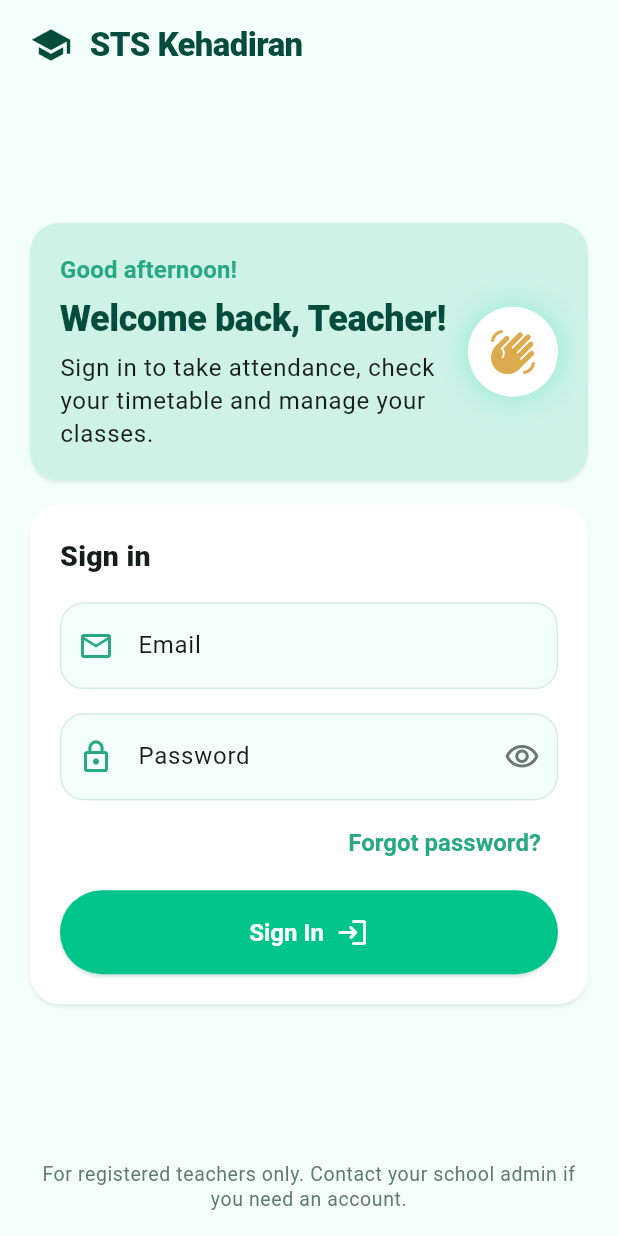
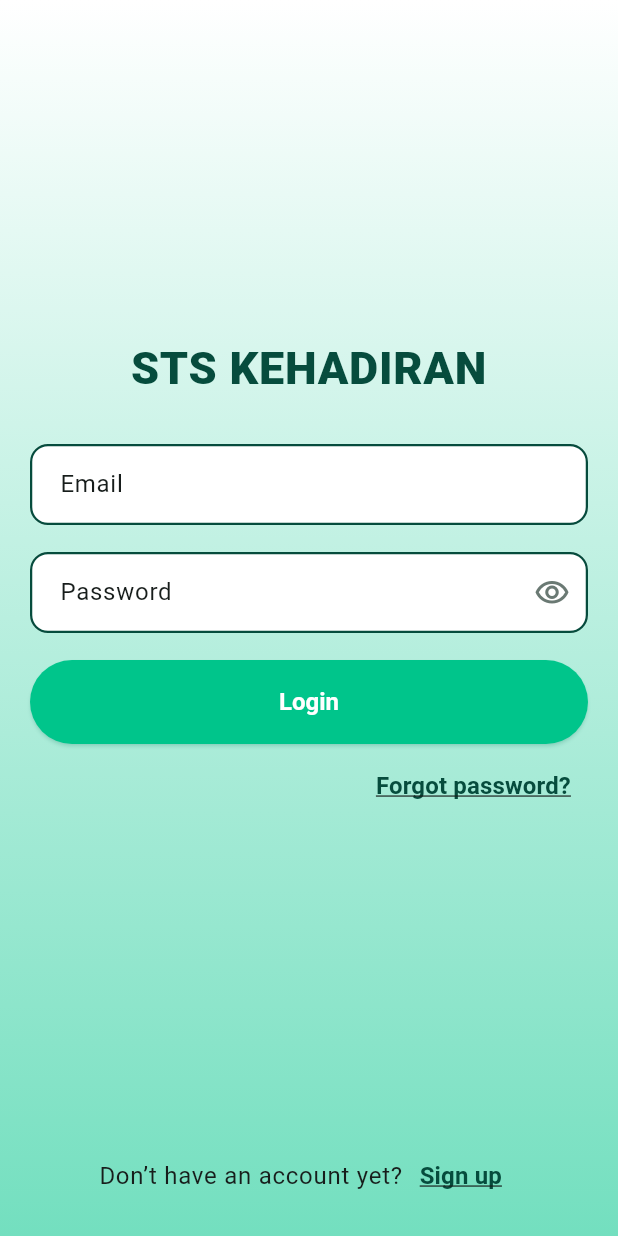
Before and after one commit to dylan-yoong-yw/sts-kehadiran, a Flutter app: the screen it shows after launch, on a phone screen of 412 x 824 dp. Run offline on Flutter 3.47's test engine with Material 3 defaults, Android fonts, the phone set to English and light mode, and no system bars; our stand-ins replace cloud_firestore, firebase_auth, firebase_core; accounts and stored records are empty.

Commit message:
Restyle login screen to match the UIUX_v1 login design
Gradient background, centred "STS KEHADIRAN" title, white outlined
Email and Password fields, a full-width 56 dp Login button lined up with
the fields, "Forgot password?" under the button and a pinned sign-up
line. The greeting card and its clock parameter are removed. Sign-in,
validation, password reset and error handling are unchanged.

Login fields now use a 56 dp minimum height instead of computed padding
so they match the button exactly.

Co-Authored-By: Claude Opus 5.5 <noreply@anthropic.com>

```diff
--- a/lib/core/theme.dart
+++ b/lib/core/theme.dart
@@ -130,20 +130,18 @@ abstract final class AppTheme {
   );
 
   /// [theme] with the login screen's fields: white fill, dark border and
-  /// [AppSizes.controlHeight] tall at the default text size, so they line
-  /// up with the primary button.
+  /// at least [AppSizes.controlHeight] tall, so they line up with the
+  /// primary button. Larger system text makes them taller.
   static ThemeData loginFields(ThemeData theme) {
-    final inputText = theme.textTheme.bodyLarge!;
-    final lineHeight = inputText.fontSize! * (inputText.height ?? 1);
-    final verticalPadding = (AppSizes.controlHeight - lineHeight) / 2;
     OutlineInputBorder border(Color color, [double width = 1.5]) =>
         _border(color, width: width, radius: 12);
     return theme.copyWith(
       inputDecorationTheme: theme.inputDecorationTheme.copyWith(
         fillColor: Colors.white,
-        contentPadding: EdgeInsets.symmetric(
+        constraints: const BoxConstraints(minHeight: AppSizes.controlHeight),
+        contentPadding: const EdgeInsets.symmetric(
           horizontal: 16,
-          vertical: verticalPadding,
+          vertical: 16,
         ),
         enabledBorder: border(AppColors.darkGreen),
         focusedBorder: border(AppColors.green, 2),
--- a/lib/screens/login_screen.dart
+++ b/lib/screens/login_screen.dart
@@ -2,16 +2,12 @@ import 'package:flutter/material.dart';
 
 import '../core/theme.dart';
 import '../services/auth_service.dart';
-import '../widgets/dashboard_widgets.dart';
 import '../widgets/fill_scroll_view.dart';
 
 final _emailPattern = RegExp(r'^[^@\s]+@[^@\s]+\.[^@\s]+$');
 
 class LoginScreen extends StatefulWidget {
-  const LoginScreen({super.key, this.now});
-
-  /// Clock used for the greeting; overridable in tests.
-  final DateTime Function()? now;
+  const LoginScreen({super.key});
 
   @override
   State<LoginScreen> createState() => _LoginScreenState();
@@ -30,13 +26,6 @@ class _LoginScreenState extends State<LoginScreen> {
     _emailController.dispose();
     _passwordController.dispose();
     super.dispose();
-  }
-
-  String get _greeting {
-    final hour = (widget.now ?? DateTime.now)().hour;
-    if (hour < 12) return 'Good morning';
-    if (hour < 18) return 'Good afternoon';
-    return 'Good evening';
   }
 
   String? _validateEmail(String? value) {
@@ -94,64 +83,59 @@ class _LoginScreenState extends State<LoginScreen> {
     }
   }
 
+  void _openSignUp() {}
+
   @override
   Widget build(BuildContext context) {
-    final text = Theme.of(context).textTheme;
-    return Scaffold(
+    final theme = Theme.of(context);
+    final text = theme.textTheme;
+    final linkStyle = text.labelLarge?.copyWith(
+      decoration: TextDecoration.underline,
+    );
+    return DecoratedBox(
+      key: const Key('login-background'),
+      decoration: BoxDecoration(gradient: AppGradients.login),
+      child: Scaffold(
+        backgroundColor: Colors.transparent,
         body: SafeArea(
           child: Center(
             child: ConstrainedBox(
               constraints: const BoxConstraints(maxWidth: 520),
-            // Header at the top, footer at the bottom and the cards centred
-            // between them; scrolls when the content is taller (short
-            // phones, large system text, open keyboard).
+              // The form is centred in the space above the pinned sign-up
+              // line; it scrolls when the content is taller (short phones,
+              // large system text, open keyboard).
               child: FillScrollView(
                 scrollKey: const Key('login-scroll'),
                 sections: [
-                Padding(
-                  padding: const EdgeInsets.only(top: AppSpacing.section),
-                  child: Row(
-                    children: [
-                      const Icon(
-                        Icons.school,
-                        size: 28,
-                        color: AppColors.darkGreen,
-                      ),
-                      const SizedBox(width: 12),
-                      Expanded(
-                        child: Text(
-                          'STS Kehadiran',
-                          style: text.titleLarge?.copyWith(
-                            color: AppColors.darkGreen,
-                          ),
-                        ),
-                      ),
-                    ],
-                  ),
-                ),
+                  const SizedBox(height: AppSpacing.section),
                   Padding(
                     padding: const EdgeInsets.symmetric(vertical: 24),
-                  child: Column(
-                    crossAxisAlignment: CrossAxisAlignment.stretch,
-                    children: [
-                      _WelcomeCard(greeting: _greeting),
-                      const SizedBox(height: AppSpacing.section),
-                      DashboardCard(
-                        key: const Key('login-form-card'),
-                        color: Colors.white,
-                        child: _buildForm(text),
-                      ),
-                    ],
+                    child: Theme(
+                      data: AppTheme.loginFields(theme),
+                      child: _buildForm(text, linkStyle),
                     ),
                   ),
                   Padding(
                     padding: const EdgeInsets.only(bottom: AppSpacing.section),
-                  child: Text(
-                    'For registered teachers only. Contact your school admin '
-                    'if you need an account.',
+                    child: Wrap(
                       key: const Key('login-footer'),
-                    textAlign: TextAlign.center,
-                    style: text.bodySmall?.copyWith(color: AppColors.muted),
+                      alignment: WrapAlignment.center,
+                      crossAxisAlignment: WrapCrossAlignment.center,
+                      children: [
+                        Text(
+                          'Don’t have an account yet?',
+                          style: text.bodyLarge,
+                        ),
+                        TextButton(
+                          key: const Key('login-sign-up'),
+                          onPressed: _busy ? null : _openSignUp,
+                          style: TextButton.styleFrom(
+                            foregroundColor: AppColors.darkGreen,
+                            textStyle: linkStyle,
+                          ),
+                          child: const Text('Sign up'),
+                        ),
+                      ],
                     ),
                   ),
                 ],
@@ -159,17 +143,23 @@ class _LoginScreenState extends State<LoginScreen> {
             ),
           ),
         ),
+      ),
     );
   }
 
-  Widget _buildForm(TextTheme text) => Form(
+  Widget _buildForm(TextTheme text, TextStyle? linkStyle) => Form(
     key: _formKey,
     child: AutofillGroup(
       child: Column(
         crossAxisAlignment: CrossAxisAlignment.stretch,
         children: [
-          Text('Sign in', style: text.titleMedium),
-          const SizedBox(height: AppSpacing.section),
+          Text(
+            'STS KEHADIRAN',
+            key: const Key('login-title'),
+            textAlign: TextAlign.center,
+            style: text.displaySmall?.copyWith(color: AppColors.darkGreen),
+          ),
+          const SizedBox(height: 32),
           TextFormField(
             key: const Key('login-email'),
             controller: _emailController,
@@ -179,10 +169,7 @@ class _LoginScreenState extends State<LoginScreen> {
             textInputAction: TextInputAction.next,
             autofillHints: const [AutofillHints.email],
             autocorrect: false,
-            decoration: const InputDecoration(
-              labelText: 'Email',
-              prefixIcon: Icon(Icons.email_outlined),
-            ),
+            decoration: const InputDecoration(labelText: 'Email'),
             validator: _validateEmail,
           ),
           const SizedBox(height: AppSpacing.section),
@@ -197,7 +184,6 @@ class _LoginScreenState extends State<LoginScreen> {
             onFieldSubmitted: (_) => _signIn(),
             decoration: InputDecoration(
               labelText: 'Password',
-              prefixIcon: const Icon(Icons.lock_outline),
               suffixIcon: IconButton(
                 tooltip: _obscurePassword ? 'Show password' : 'Hide password',
                 onPressed: () =>
@@ -213,16 +199,7 @@ class _LoginScreenState extends State<LoginScreen> {
             validator: (value) =>
                 (value ?? '').isEmpty ? 'Please enter your password.' : null,
           ),
-          const SizedBox(height: 4),
-          Align(
-            alignment: Alignment.centerRight,
-            child: TextButton(
-              onPressed: _busy ? null : _resetPassword,
-              style: TextButton.styleFrom(foregroundColor: AppColors.accent),
-              child: const Text('Forgot password?'),
-            ),
-          ),
-          const SizedBox(height: 8),
+          const SizedBox(height: AppSpacing.section),
           if (_error != null) ...[
             Container(
               key: const Key('login-error'),
@@ -260,13 +237,19 @@ class _LoginScreenState extends State<LoginScreen> {
                       color: Colors.white,
                     ),
                   )
-                : const Row(
-                    mainAxisAlignment: MainAxisAlignment.center,
-                    children: [
-                      Flexible(child: Text('Sign In')),
-                      SizedBox(width: 8),
-                      Icon(Icons.login_rounded, size: 22),
-                    ],
+                : const Text('Login'),
+          ),
+          const SizedBox(height: 4),
+          Align(
+            alignment: Alignment.centerRight,
+            child: TextButton(
+              key: const Key('login-forgot-password'),
+              onPressed: _busy ? null : _resetPassword,
+              style: TextButton.styleFrom(
+                foregroundColor: AppColors.darkGreen,
+                textStyle: linkStyle,
+              ),
+              child: const Text('Forgot password?'),
             ),
           ),
         ],
@@ -274,65 +257,3 @@ class _LoginScreenState extends State<LoginScreen> {
     ),
   );
 }
-
-class _WelcomeCard extends StatelessWidget {
-  const _WelcomeCard({required this.greeting});
-
-  final String greeting;
-
-  @override
-  Widget build(BuildContext context) {
-    final text = Theme.of(context).textTheme;
-    return DashboardCard(
-      color: AppColors.attendanceCard,
-      child: Row(
-        children: [
-          Expanded(
-            child: Column(
-              crossAxisAlignment: CrossAxisAlignment.start,
-              children: [
-                Text(
-                  '$greeting!',
-                  style: text.titleSmall?.copyWith(color: AppColors.accent),
-                ),
-                const SizedBox(height: 6),
-                Text(
-                  'Welcome back, Teacher!',
-                  style: text.headlineSmall?.copyWith(
-                    color: AppColors.darkGreen,
-                  ),
-                ),
-                const SizedBox(height: 8),
-                Text(
-                  'Sign in to take attendance, check your timetable and '
-                  'manage your classes.',
-                  style: text.bodyLarge,
-                ),
-              ],
-            ),
-          ),
-          const SizedBox(width: 12),
-          Container(
-            padding: const EdgeInsets.all(14),
-            decoration: const BoxDecoration(
-              color: Colors.white,
-              shape: BoxShape.circle,
-              boxShadow: [
-                BoxShadow(
-                  color: Color(0x4400DA9B),
-                  blurRadius: 18,
-                  spreadRadius: 2,
-                ),
-              ],
-            ),
-            child: const Icon(
-              Icons.waving_hand_rounded,
-              size: 32,
-              color: AppColors.amber,
-            ),
-          ),
-        ],
-      ),
-    );
-  }
-}
```
Also changed, not shown: 1 other file. Lines whose indentation alone changed are shown as unchanged.
